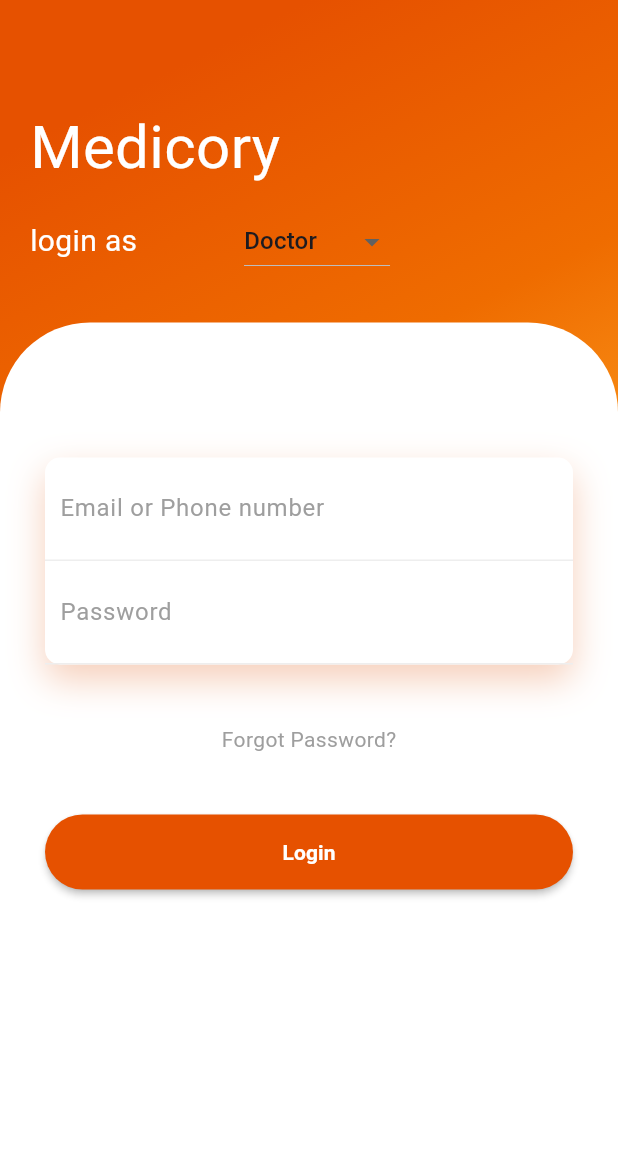
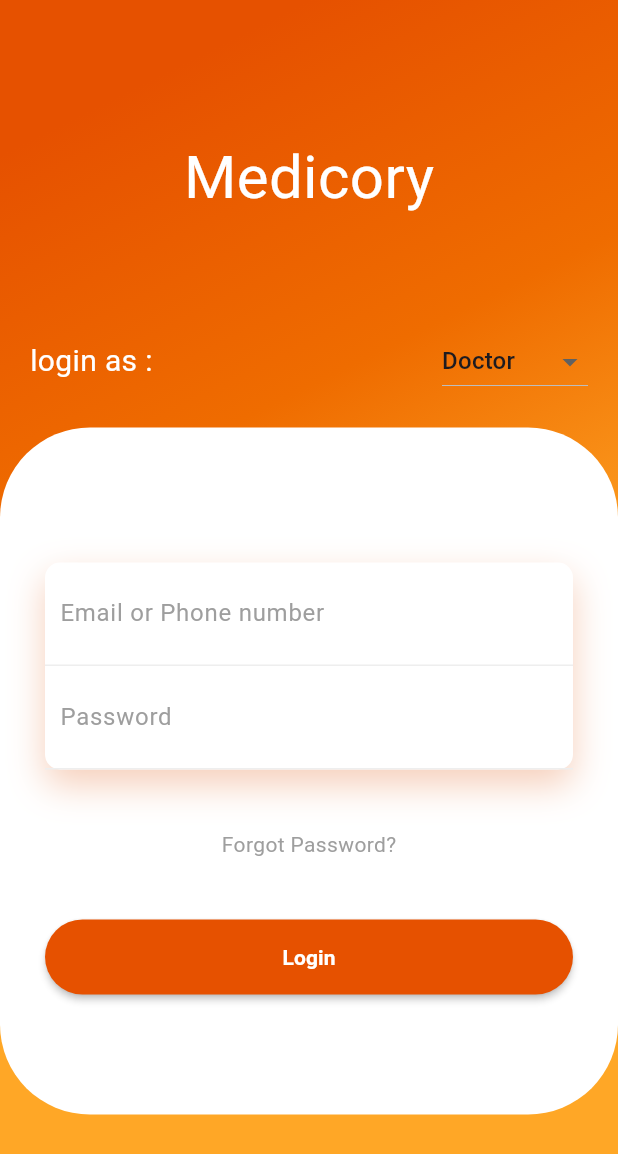
Before and after one commit to maiaboelmagde/medicory_gp, a Flutter app: the screen it shows after launch, on a phone screen of 412 x 824 dp. Shown: the top 1154 px of the screen. Run offline on Flutter 3.47's test engine with Material 3 defaults, Android fonts, the phone set to English and light mode, and no system bars; our stand-ins replace animate_do.

Commit message:
fixing loginpage spaces

```diff
--- a/lib/Pages/login_page.dart
+++ b/lib/Pages/login_page.dart
@@ -18,17 +18,17 @@ class HomePage extends StatelessWidget {
           crossAxisAlignment: CrossAxisAlignment.start,
           children: <Widget>[
             SizedBox(
-              height: 50,
+              height: 70,
             ),
             LoginUpperPart(),
-            SizedBox(height: 10),
             Expanded(
+              child: SingleChildScrollView(
                 child: Container(
                   decoration: BoxDecoration(
                       color: Colors.white,
-                    borderRadius: BorderRadius.only(
-                        topLeft: Radius.circular(60),
-                        topRight: Radius.circular(60))),
+                      borderRadius: BorderRadius.all(
+                        Radius.circular(60),
+                      )),
                   child: Padding(
                     padding: EdgeInsets.all(30),
                     child: Column(
@@ -81,7 +81,8 @@ class HomePage extends StatelessWidget {
                                 ),
                               ],
                             ),
-                          )),
+                          ),
+                        ),
                         SizedBox(
                           height: 40,
                         ),
@@ -178,6 +179,7 @@ class HomePage extends StatelessWidget {
                     ),
                   ),
                 ),
+              ),
             )
           ],
         ),
--- a/lib/main.dart
+++ b/lib/main.dart
@@ -1,9 +1,7 @@
-import 'package:animate_do/animate_do.dart';
 import 'package:flutter/material.dart';
 import 'package:medicory_gp/Pages/login_page.dart';
-import 'package:medicory_gp/widgets/login_upper_part.dart';
 
-void main() => runApp(MyApp());
+void main() => runApp(const MyApp());
 
 class MyApp extends StatelessWidget {
   const MyApp({super.key});
--- a/lib/widgets/login_upper_part.dart
+++ b/lib/widgets/login_upper_part.dart
@@ -10,34 +10,31 @@ class LoginUpperPart extends StatelessWidget {
   @override
   Widget build(BuildContext context) {
     return Padding(
-        padding: EdgeInsets.all(20),
+        padding: const EdgeInsets.all(20),
         child: Column(
           crossAxisAlignment: CrossAxisAlignment.start,
           children: <Widget>[
             FadeInUp(
-                duration: Duration(milliseconds: 1000),
-                child: Text(
-                  "Medicory",
-                  style: TextStyle(color: Colors.white, fontSize: 40),
+                duration: const Duration(milliseconds: 1000),
+                child: Center(
+                  child: const Text(
+                    "Medicory",
+                    style: TextStyle(color: Colors.white, fontSize: 40),
+                  ),
                 )),
-            SizedBox(
-              height: 10,
+            const SizedBox(
+              height: 70,
             ),
             FadeInUp(
-                duration: Duration(milliseconds: 1300),
-                child: Row(
+                duration: const Duration(milliseconds: 1300),
+                child: const Row(
                   children: [
                     Text(
-                      "login as ",
+                      "login as :",
                       style: TextStyle(color: Colors.white, fontSize: 20),
                     ),
-                    Spacer(
-                      flex: 1,
-                    ),
+                    Spacer(),
                     LogasDropDownButton(),
-                    Spacer(
-                      flex: 2,
-                    ),
                   ],
                 )),
           ],
```
Lines whose indentation alone changed are shown as unchanged.
